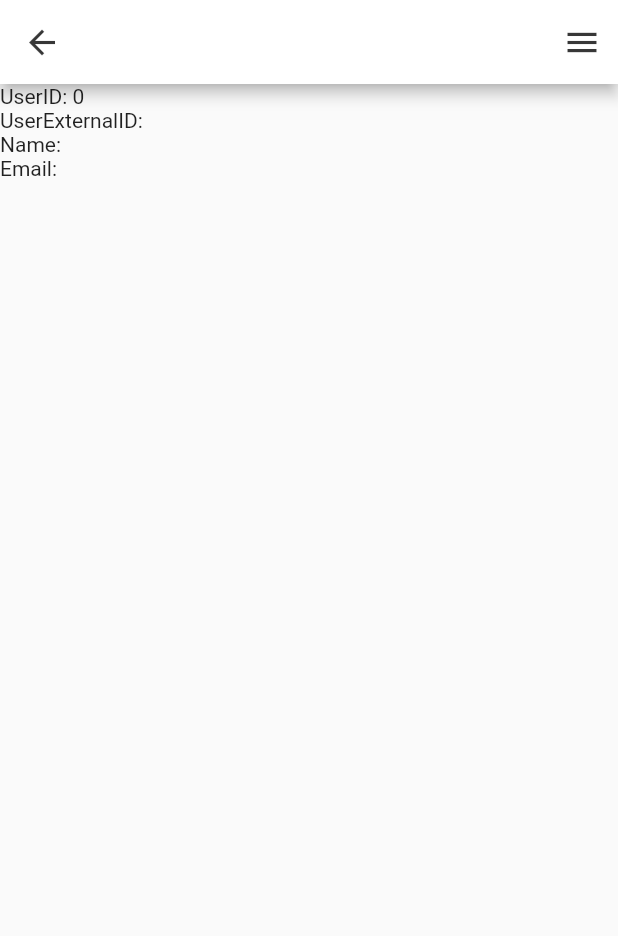
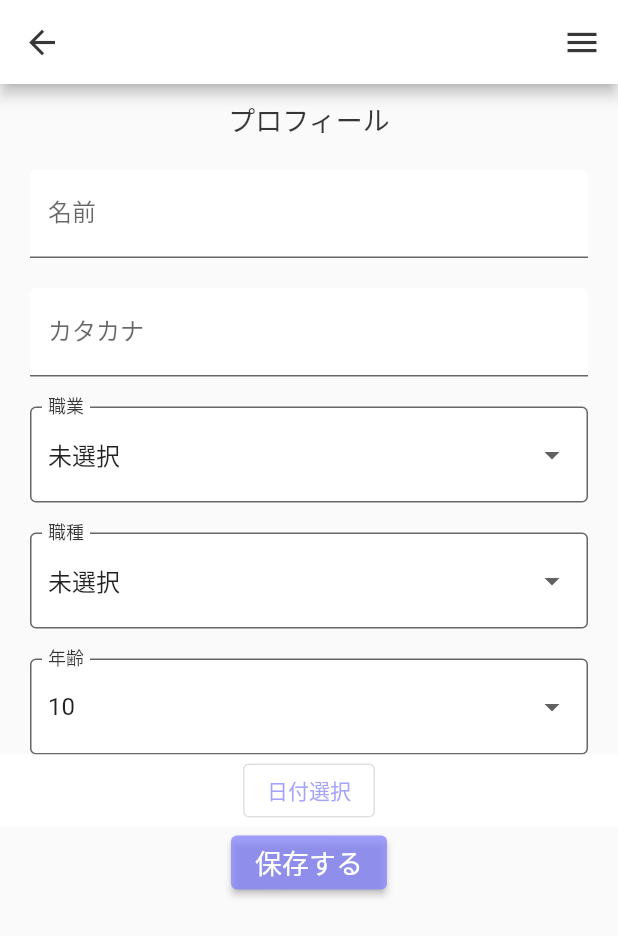
Before and after one commit to Poul-george/flutter_matching_app, a Flutter app: the AccountScreen screen opened directly, on a phone screen of 412 x 824 dp. Shown: the top 936 px of the screen. Run offline on Flutter 3.47's test engine with Material 2 defaults, Android fonts, the phone set to English and light mode, and no system bars; our stand-ins replace firebase_core, google_fonts, google_sign_in, shared_preferences, yaml; missing offline and left inert: flutter_config; accounts and stored records are empty.

Commit message:
一旦一旦push、user情報の登録フォーム作成(WIP)

```diff
--- a/lib/app.dart
+++ b/lib/app.dart
@@ -2,6 +2,8 @@ import 'package:flutter/material.dart';
 import 'package:flutter_matching_app/services/googlelogin/logout.dart';
 import 'package:flutter_matching_app/component/bottom/navigation_bar.dart';
 import 'package:flutter_matching_app/theme/color.dart';
+import 'package:google_fonts/google_fonts.dart';
+import 'package:flutter_localizations/flutter_localizations.dart';
 
 class MyApp extends StatelessWidget {
   const MyApp({super.key});
@@ -9,7 +11,18 @@ class MyApp extends StatelessWidget {
   @override
   Widget build(BuildContext context) {
     return MaterialApp(
+      // （2） 多言語対応処理の追加
+      localizationsDelegates: const [
+        GlobalMaterialLocalizations.delegate,
+        GlobalWidgetsLocalizations.delegate,
+      ],
+      // （3） 対応する言語の宣言
+      supportedLocales: const [
+        Locale('ja', ''),
+        Locale('en', ''),
+      ],
       theme: ThemeData(
+        textTheme: GoogleFonts.sawarabiGothicTextTheme(),
         primarySwatch: const MaterialColor(
           0xB98181FF,
           colorTheme,
--- /dev/null
+++ b/lib/component/form/field/date_pick.dart
@@ -0,0 +1,49 @@
+import 'package:flutter/material.dart';
+import 'package:flutter_matching_app/theme/color.dart';
+// import 'package:flutter_matching_app/constants/user.dart';
+
+class DatePickeBotton extends StatefulWidget {
+  const DatePickeBotton({super.key});
+  // final String name;
+
+  // DatePickeBotton({required this.name});
+  @override
+  _DatePickeBottonState createState() => _DatePickeBottonState();
+}
+
+class _DatePickeBottonState extends State<DatePickeBotton> {
+  DateTime _inputDate = DateTime.now();
+  // : （省略）
+
+  Future _openSample1(BuildContext context) async {
+    // （3） ダイアログを表示する
+    final DateTime? _date = await showDatePicker(
+      context: context,
+      // （4） 処理指定日付
+      initialDate: DateTime(1930, 1, 1),
+      // （5） 指定できる日付範囲
+      firstDate: DateTime(1930, 1, 1),
+      lastDate: DateTime(2010, 12, 31),
+    );
+    // （6） 選択された場合に、値を設定する
+    if (_date != null) {
+      setState(() {
+        _inputDate = _date;
+      });
+    }
+  }
+
+  @override
+  Widget build(BuildContext context) {
+    return Container(
+        color: white,
+        alignment: Alignment.center,
+        child: Column(mainAxisAlignment: MainAxisAlignment.center, children: [
+          OutlinedButton(
+              // （2） ボタンを押した時に入力できるようにする
+              onPressed: () => _openSample1(context),
+              child: const Text("日付選択")),
+          // : （省略）
+        ]));
+  }
+}
--- /dev/null
+++ b/lib/component/form/field/form_dropdown_button.dart
@@ -0,0 +1,52 @@
+import 'package:flutter/material.dart';
+import 'package:flutter_matching_app/theme/color.dart';
+import 'package:flutter_matching_app/constants/user.dart';
+
+class FormDropdownButto extends StatefulWidget {
+  final String name;
+
+  FormDropdownButto({required this.name});
+  @override
+  _FormDropdownButtoState createState() => _FormDropdownButtoState();
+}
+
+class _FormDropdownButtoState extends State<FormDropdownButto> {
+  String selectedItem = '';
+  late final String listName;
+
+  @override
+  void initState() {
+    super.initState();
+    listName = widget.name;
+    selectedItem = constantUserList[widget.name]![0];
+  }
+
+  @override
+  Widget build(BuildContext context) {
+    return Padding(
+      padding: const EdgeInsets.only(top: 20.0, left: 20.0, right: 20.0),
+      child: DropdownButtonFormField<String>(
+        decoration: InputDecoration(
+            fillColor: white,
+            border: const OutlineInputBorder(
+              borderSide: BorderSide(
+                color: black,
+              ),
+            ),
+            filled: true,
+            labelText: listName,
+            labelStyle: const TextStyle(color: black)),
+        value: selectedItem,
+        items: constantUserList[listName]!
+            .map((String list) =>
+                DropdownMenuItem(value: list, child: Text(list)))
+            .toList(),
+        onChanged: (String? value) {
+          setState(() {
+            selectedItem = value!;
+          });
+        },
+      ),
+    );
+  }
+}
--- /dev/null
+++ b/lib/component/form/field/text_field.dart
@@ -0,0 +1,14 @@
+
+import 'package:flutter/material.dart';
+import 'package:flutter_matching_app/theme/color.dart';
+
+Widget paddingTextfield(String label) {
+  return Padding(
+    padding: const EdgeInsets.only(top: 20.0, left: 20.0, right: 20.0),
+    child: TextField(
+      keyboardType: TextInputType.number,
+      decoration:
+          InputDecoration(filled: true, fillColor: white, labelText: label),
+    ),
+  );
+}
--- /dev/null
+++ b/lib/component/form/user/edit.dart
@@ -0,0 +1,58 @@
+import 'package:flutter/material.dart';
+import 'package:flutter_matching_app/theme/color.dart';
+import 'package:flutter_matching_app/component/form/field/form_dropdown_button.dart';
+import 'package:flutter_matching_app/component/form/field/text_field.dart';
+import 'package:flutter_matching_app/component/form/field/date_pick.dart';
+
+class UserEditForm extends StatefulWidget {
+  @override
+  _UserEditFormState createState() => _UserEditFormState();
+}
+
+class _UserEditFormState extends State<UserEditForm> {
+  String selectedItem = '未選択';
+  final List<String> lists = [
+    '未選択',
+    '学生',
+    '社会人',
+    'その他',
+  ];
+
+  @override
+  Widget build(BuildContext context) {
+    return Container(
+      child: Column(
+        children: [
+          const Padding(
+            padding: EdgeInsets.only(top: 10.0),
+            child: Text(
+              'プロフィール',
+              style: TextStyle(
+                color: black,
+                fontSize: 18,
+              ),
+            ),
+          ),
+          paddingTextfield('名前'),
+          paddingTextfield('カタカナ'),
+          FormDropdownButto(name: '職業'),
+          FormDropdownButto(name: '職種'),
+          FormDropdownButto(name: '年齢'),
+          const DatePickeBotton(),
+          ElevatedButton(
+            onPressed: () {
+              // ボタンが押されたときの処理
+            },
+            child: const Text(
+              '保存する',
+              style: TextStyle(
+                color: white,
+                fontSize: 18,
+              ),
+            ),
+          ),
+        ],
+      ),
+    );
+  }
+}
--- /dev/null
+++ b/lib/constants/user.dart
@@ -0,0 +1,27 @@
+final Map<String, List<String>> constantUserList = <String, List<String>>{
+  '職業': <String>[
+    '未選択',
+    '学生',
+    '社会人',
+    'その他',
+  ],
+  '職種': <String>[
+    '未選択',
+    '営業',
+    '事務',
+    '販売',
+    '飲食',
+    'メーカー',
+    '教育',
+    '美容・コスメ',
+    '医療',
+    'ドライバー',
+    '製造',
+    'IT・エンジニア',
+    '建築',
+    '経営者・役員',
+  ],
+  '年齢': List.generate(71, (index) => index + 10)
+      .map((e) => e.toString())
+      .toList(),
+};
--- a/lib/login.dart
+++ b/lib/login.dart
@@ -1,6 +1,7 @@
 import 'package:flutter/material.dart';
 import 'package:flutter_matching_app/services/googlelogin/auth_service.dart';
 import 'package:flutter_matching_app/theme/color.dart';
+import 'package:google_fonts/google_fonts.dart';
 
 class MyLoginApp extends StatelessWidget {
   const MyLoginApp({super.key});
@@ -9,6 +10,7 @@ class MyLoginApp extends StatelessWidget {
   Widget build(BuildContext context) {
     return MaterialApp(
       theme: ThemeData(
+        textTheme: GoogleFonts.trainOneTextTheme(),
         primarySwatch: const MaterialColor(
           0xB98181FF,
           colorTheme,
--- a/lib/view/account/account.dart
+++ b/lib/view/account/account.dart
@@ -5,6 +5,7 @@ import 'package:flutter_matching_app/services/shared_preferences/user_info.dart'
 import 'package:flutter_matching_app/component/drawer/user_info_drawer.dart';
 import 'package:flutter_matching_app/theme/color.dart';
 import 'package:flutter_matching_app/component/errordaialog/net_ettor.dart';
+import 'package:flutter_matching_app/component/form/user/edit.dart';
 
 class AccountScreen extends StatefulWidget {
 // class UsersScreen extends StatefulWidget {
@@ -16,6 +17,7 @@ class AccountScreen extends StatefulWidget {
 class _UsersScreenState extends State<AccountScreen> {
   User? _user;
   Map<String, dynamic>? userLocalState;
+  final GlobalKey<FormState> _formKey = GlobalKey<FormState>();
 
   @override
   void initState() {
@@ -76,13 +78,21 @@ class _UsersScreenState extends State<AccountScreen> {
           size: 26.0,
         ),
       ),
-      body: ListView(
-        children: [
-          Text('UserID: ${_user?.id}'),
-          Text('UserExternalID: ${_user?.externalUserID}'),
-          Text('Name: ${_user?.name}'),
-          Text('Email: ${_user?.mailAddress}'),
-        ],
+      // body: ListView(
+      //   children: [
+      //     Text('UserID: ${_user?.id}'),
+      //     Text('UserExternalID: ${_user?.externalUserID}'),
+      //     Text('Name: ${_user?.name}'),
+      //     Text('Email: ${_user?.mailAddress}'),
+      //   ],
+      // ),
+      body: GestureDetector(
+        onTap: () => FocusManager.instance.primaryFocus?.unfocus(),
+        behavior: HitTestBehavior.opaque,
+        child: Form(
+          key: _formKey,
+          child: UserEditForm(),
+        ),
       ),
     );
   }
--- a/pubspec.yaml
+++ b/pubspec.yaml
@@ -31,11 +31,16 @@ dependencies:
   flutter:
     sdk: flutter
 
+  flutter_localizations:
+    sdk: flutter
+  intl: ^0.17.0
+
   firebase_core: ^2.4.10
   firebase_auth: ^4.2.10
   google_sign_in: ^5.4.2
   http: ^0.13.5
   shared_preferences: ^2.0.14
+  google_fonts: ^4.0.3
 
 
   # The following adds the Cupertino Icons font to your application.
```
Also changed, not shown: pubspec.lock, 2 other files.
